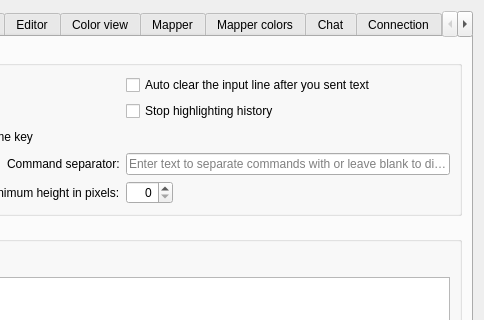
The window that src/ui/profile_preferences.ui (Mudlet/Mudlet) describes before a commit, drawn with Qt 5; both pictures show x 238 to 722 and y 0 to 320 of the 722 by 657 pixel window.
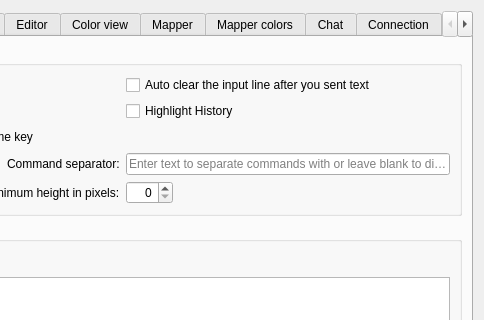
The same window after the commit. The open tabs and pages were chosen to show the change. Icons and pictures are not drawn. Custom widgets are drawn as their Qt base class.

Commit message:
change unHighlight to Highlight history
option is checked by default,
even if no option in the xml is given as otherwhise it would be unchecked for all profiles created prior this version

The edit to the form file:
```diff
--- a/src/ui/profile_preferences.ui
+++ b/src/ui/profile_preferences.ui
@@ -501,7 +501,7 @@
              <string>&lt;p&gt;Stop automatic history highlighting&lt;/p&gt;&lt;p&gt;&lt;i&gt;This disables the automatic highlighting of the history&lt;/i&gt;&lt;/p&gt;</string>
             </property>
             <property name="text">
-             <string>Stop highlighting history</string>
+             <string>Highlight History</string>
             </property>
            </widget>
           </item>
```
Left out of the diff: 6 changed lines with no effect on the pictures. The commit also changes 6 other files.
